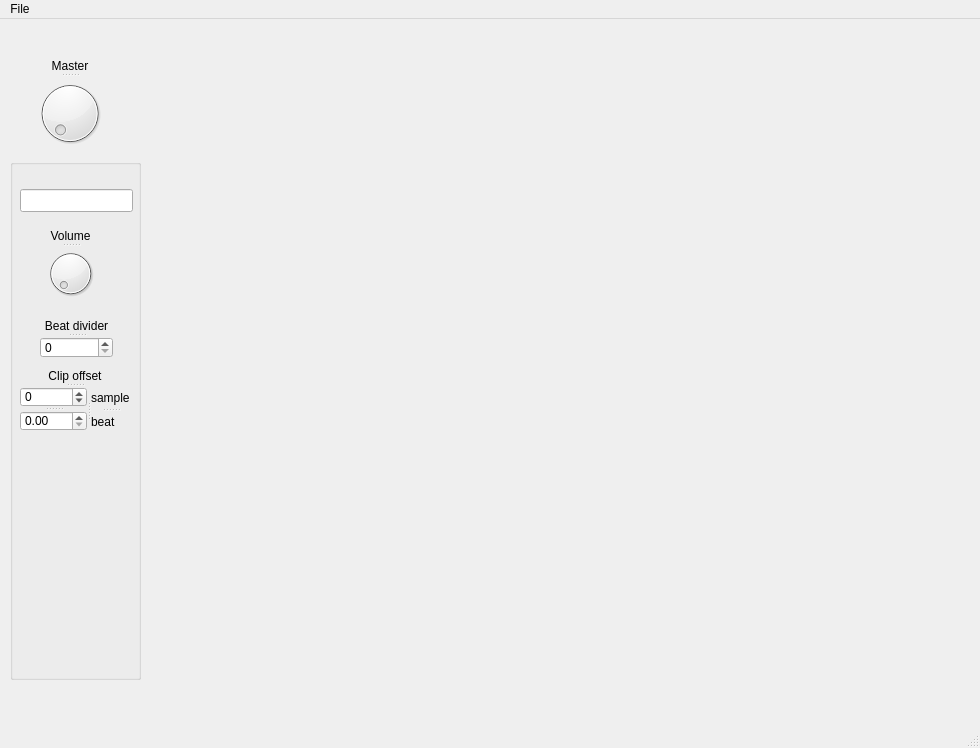
First picture: the form in gui.ui, repository Vampouille/superboucle, before the edit.
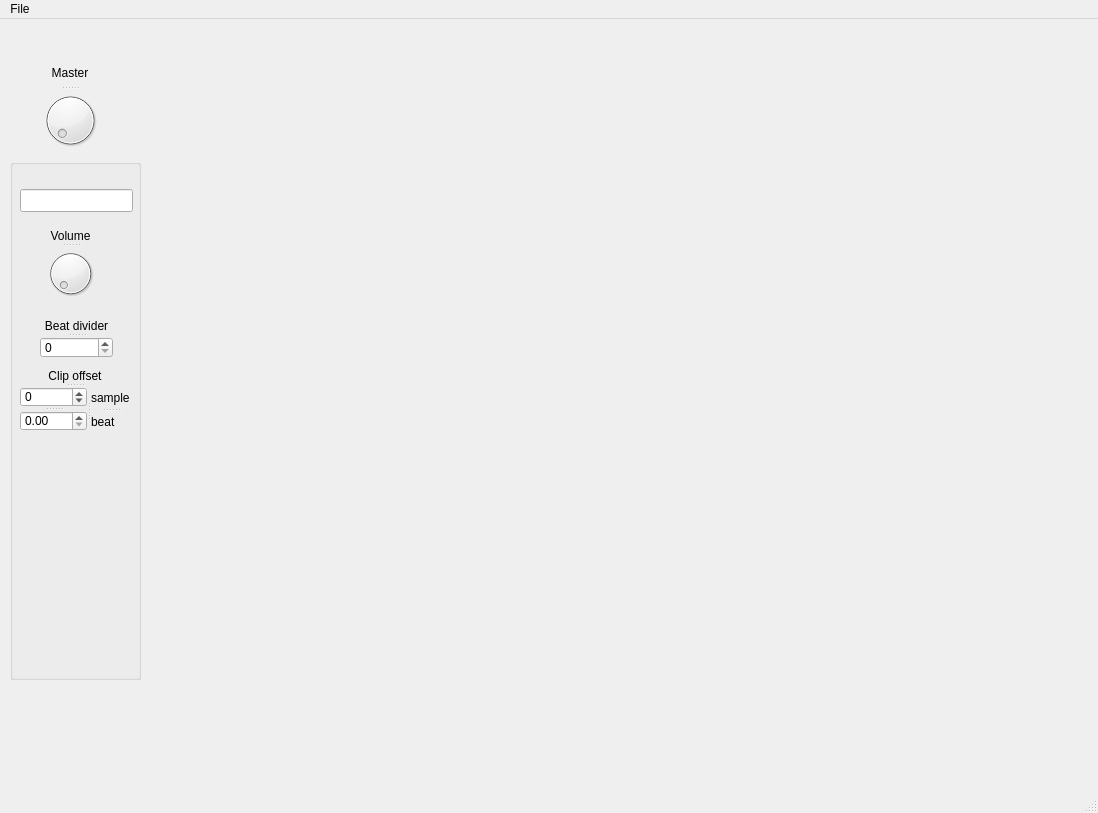
Second picture: the form after the edit.

Commit message: Adjust UI, update progress bar

```diff
--- a/gui.ui
+++ b/gui.ui
@@ -6,8 +6,8 @@
    <rect>
     <x>0</x>
     <y>0</y>
-    <width>980</width>
-    <height>748</height>
+    <width>1098</width>
+    <height>813</height>
    </rect>
   </property>
   <property name="windowTitle">
@@ -168,8 +168,8 @@
      <rect>
       <x>149</x>
       <y>9</y>
-      <width>711</width>
-      <height>661</height>
+      <width>911</width>
+      <height>711</height>
      </rect>
     </property>
     <layout class="QGridLayout" name="gridLayout"/>
@@ -177,9 +177,9 @@
    <widget class="QSplitter" name="splitter_6">
     <property name="geometry">
      <rect>
-      <x>20</x>
+      <x>40</x>
       <y>40</y>
-      <width>100</width>
+      <width>60</width>
       <height>91</height>
      </rect>
     </property>
@@ -195,6 +195,12 @@
      </property>
     </widget>
     <widget class="QDial" name="master_volume">
+     <property name="maximumSize">
+      <size>
+       <width>60</width>
+       <height>60</height>
+      </size>
+     </property>
      <property name="maximum">
       <number>256</number>
      </property>
@@ -206,7 +212,7 @@
     <rect>
      <x>0</x>
      <y>0</y>
-     <width>980</width>
+     <width>1098</width>
      <height>20</height>
     </rect>
    </property>
```
The commit also changes 3 other files.
